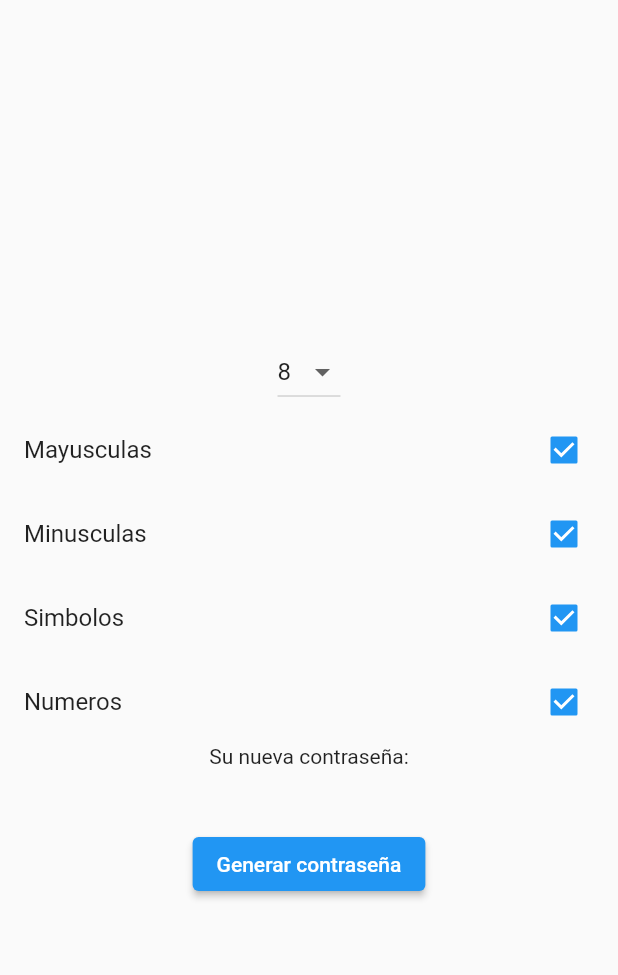
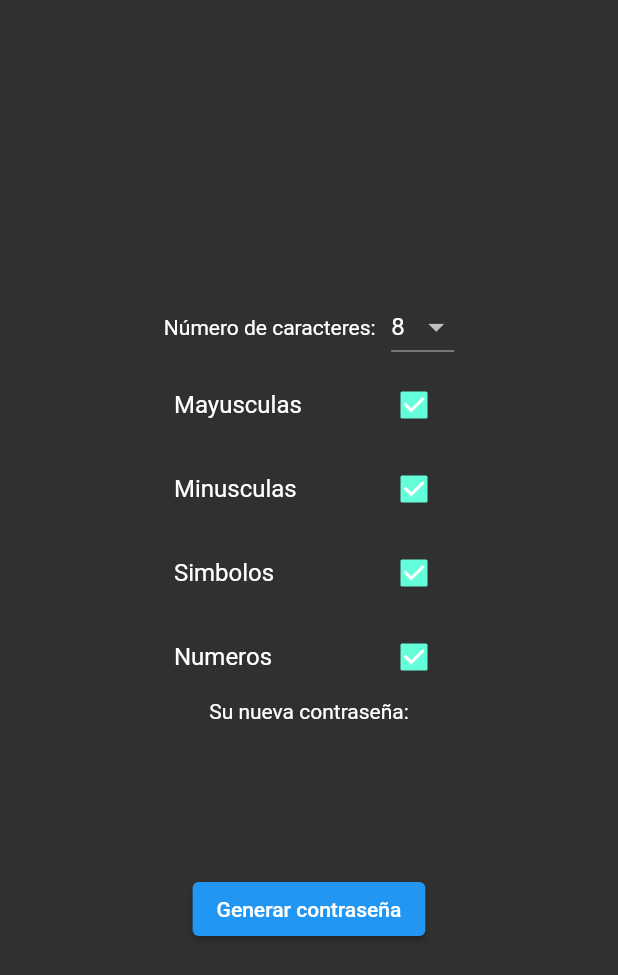
Before and after one commit to Collanteslu/easypass, a Flutter app: the screen it shows after launch, on a phone screen of 412 x 824 dp. Shown: the top 975 px of the screen. Run offline on Flutter 3.47's test engine with Material 2 defaults, Android fonts, the phone set to English and light mode, and no system bars.

Commit message:
Modificacion de tema

```diff
--- a/lib/main.dart
+++ b/lib/main.dart
@@ -14,8 +14,14 @@ class MyApp extends StatelessWidget {
       debugShowCheckedModeBanner: false,
       title: 'Easypassword',
       theme: ThemeData(
-        primarySwatch: Colors.blue,
+        brightness: Brightness.light,
+        /* light theme settings */
       ),
+      darkTheme: ThemeData(
+        brightness: Brightness.dark,
+        /* dark theme settings */
+      ),
+      themeMode: ThemeMode.dark,
       home: const PasswordGenerator(title: 'Easypassword'),
     );
   }
--- a/lib/pages/PasswordGenerator.dart
+++ b/lib/pages/PasswordGenerator.dart
@@ -32,11 +32,17 @@ class _MyHomePageState extends State<PasswordGenerator> {
   @override
   Widget build(BuildContext context) {
     return Scaffold(
-      body: Center(
+      body: Container(
+        margin: const EdgeInsets.all(100.0),
+        child: Center(
           child: Column(
             mainAxisAlignment: MainAxisAlignment.center,
             children: <Widget>[
               //creamos un select del 1 al 32 para el numero de caracteres
+              Row(
+                mainAxisAlignment: MainAxisAlignment.center,
+                children: [
+                  Text("Número de caracteres:   "),
                   DropdownButton<int>(
                     value: passwordLength,
                     onChanged: (int? value) {
@@ -85,6 +91,8 @@ class _MyHomePageState extends State<PasswordGenerator> {
                       );
                     }).toList(),
                   ),
+                ],
+              ),
               //añadimos un checkbox de letras mayusculas
               CheckboxListTile(
                 title: const Text("Mayusculas"),
@@ -131,14 +139,21 @@ class _MyHomePageState extends State<PasswordGenerator> {
               const Text(
                 'Su nueva contraseña:',
               ),
-            Text(
+              const SizedBox(
+                height: 30.0,
+              ),
+              SelectableText(
                 _password,
                 style: Theme.of(context).textTheme.headline4,
+              ),
+              const SizedBox(
+                height: 30.0,
               ),
               ElevatedButton(
                   onPressed: _getPassword,
                   child: const Text('Generar contraseña'))
             ],
+          ),
         ),
       ),
     );
```
Lines whose indentation alone changed are shown as unchanged.
